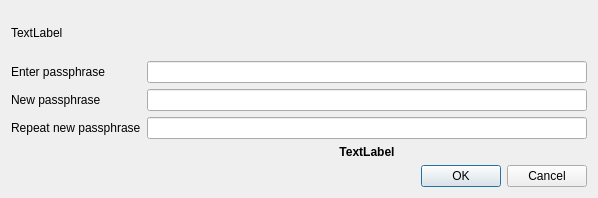
Old version of the form src/qt/forms/askpassphrasedialog.ui in the repository raffermeko/bitcoin.
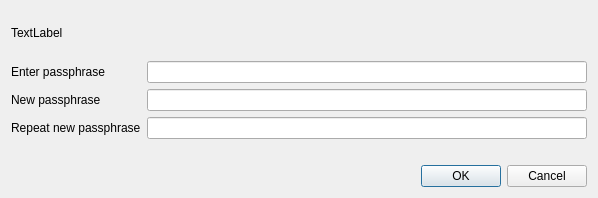
New version of the form.

Commit message: passphrasedialog: change dialog title to "Passphrase Dialog" / remove style-sheet for bold font and use Qt Designer option / remove an unused label default-text and remove an obsolete clear()'

Diff of the .ui file:
```diff
--- a/src/qt/forms/askpassphrasedialog.ui
+++ b/src/qt/forms/askpassphrasedialog.ui
@@ -88,13 +88,14 @@
      </item>
      <item row="4" column="1">
       <widget class="QLabel" name="capsLabel">
-       <property name="styleSheet">
-        <string notr="true">#capsLabel {
-	font: bold;
-}</string>
+       <property name="font">
+        <font>
+         <weight>75</weight>
+         <bold>true</bold>
+        </font>
        </property>
        <property name="text">
-        <string>TextLabel</string>
+        <string/>
        </property>
        <property name="alignment">
         <set>Qt::AlignCenter</set>
```
Left out of the diff: 2 changed lines with no effect on the pictures. The commit also changes 1 other file.
